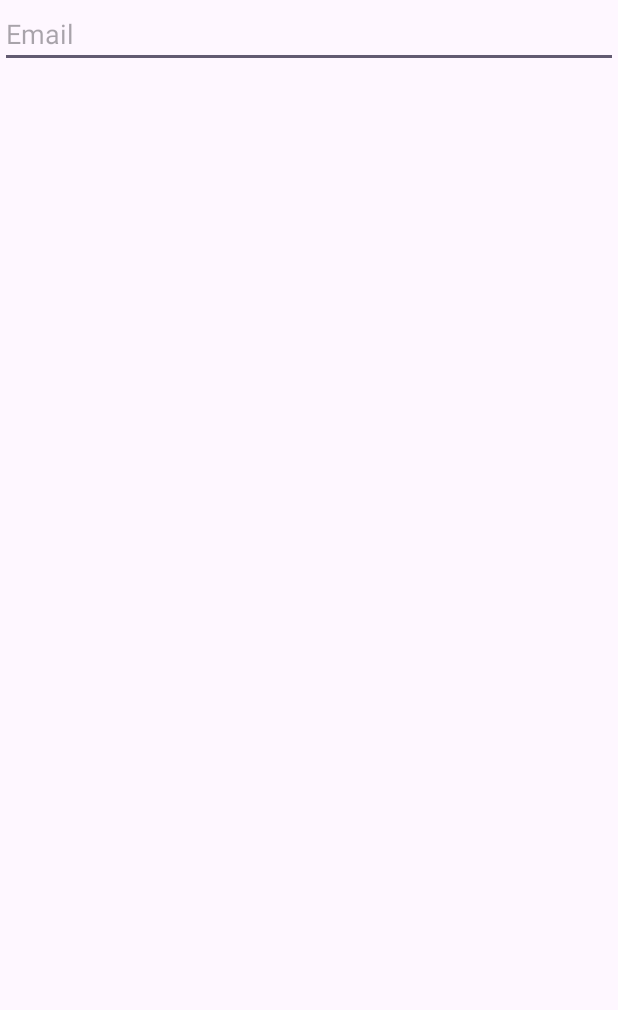
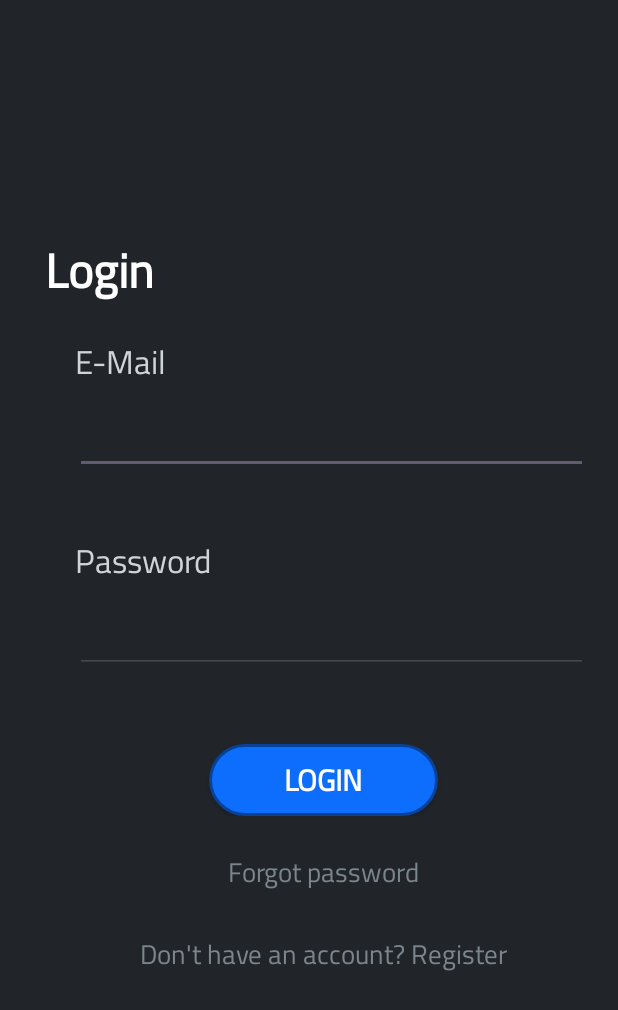
Before and after one commit to ChristianHosh/COMP438-Pharmalytic-Project, an Android app: the LoginActivity screen opened directly, with no data from a screen before it, on a phone screen of 412 x 824 dp. Before the commit the part shown is almost empty. Shown: the top 1010 px of the screen. Run offline under Robolectric (Android 15) with nearby library versions, the phone set to English and light mode, and no system bars.

Commit message:
finished login UI

```diff
--- a/app/src/main/java/com/example/finalproject/RegisterActivity.java
+++ b/app/src/main/java/com/example/finalproject/RegisterActivity.java
@@ -1,6 +1,5 @@
 package com.example.finalproject;
 
-import android.app.Dialog;
 import android.os.Bundle;
 import android.widget.EditText;
 import android.widget.TextView;
@@ -130,7 +129,7 @@ public class RegisterActivity extends AppCompatActivity {
     private void getViews() {
         buttonSignUp = findViewById(R.id.btn_signup);
         editTextNameInput = findViewById(R.id.in_name);
-        editTextEmailInput = findViewById(R.id.in_email);
+        editTextEmailInput = findViewById(R.id.in_login_email);
         editTextPassInput = findViewById(R.id.in_password);
         editTextConfPassInput = findViewById(R.id.in_confirm_password);
         textViewLoginRedirect = findViewById(R.id.text_login_redirect);
--- a/app/src/main/res/layout/activity_login.xml
+++ b/app/src/main/res/layout/activity_login.xml
@@ -1,39 +1,143 @@
 <?xml version="1.0" encoding="utf-8"?>
 <androidx.appcompat.widget.LinearLayoutCompat xmlns:android="http://schemas.android.com/apk/res/android"
-    xmlns:app="http://schemas.android.com/apk/res-auto"
     xmlns:tools="http://schemas.android.com/tools"
     android:layout_width="match_parent"
     android:layout_height="match_parent"
+    android:background="@color/body_bg"
+    android:orientation="vertical"
+    android:paddingVertical="10dp"
+    android:paddingStart="30dp"
+    android:paddingEnd="10dp"
+
     tools:context=".LoginActivity">
-    <EditText
-        android:id="@+id/editTextEmail"
+
+    <androidx.appcompat.widget.LinearLayoutCompat
+        android:layout_marginTop="120dp"
         android:layout_width="match_parent"
         android:layout_height="wrap_content"
-        android:hint="Email"
-        android:inputType="textEmailAddress"
-        android:layout_marginBottom="16dp"/>
+        android:orientation="vertical">
+
+        <TextView
+            style="@style/text.h1"
+            android:layout_width="wrap_content"
+            android:layout_height="wrap_content"
+
+            android:layout_marginTop="20dp"
+
+            android:text="@string/login" />
+
+        <androidx.appcompat.widget.LinearLayoutCompat
+            android:layout_width="match_parent"
+            android:layout_height="wrap_content"
+            android:layout_marginTop="10dp"
+
+            android:orientation="vertical"
+            android:paddingStart="20dp"
+            android:paddingEnd="10dp">
+
+            <TextView
+                style="@style/text.form_label"
+                android:layout_width="wrap_content"
+                android:layout_height="wrap_content"
+
+                android:labelFor="@+id/in_login_email"
+                android:text="@string/reg_e_mail" />
 
             <EditText
-        android:id="@+id/editTextPassword"
+                android:id="@+id/in_login_email"
                 android:layout_width="match_parent"
                 android:layout_height="wrap_content"
-        android:hint="Password"
-        android:inputType="textPassword"
-        android:layout_marginBottom="24dp"/>
 
-    <Button
-        android:id="@+id/buttonLogin"
+                android:autofillHints="emailAddress"
+                android:fontFamily="@font/cairo"
+                android:inputType="textEmailAddress"
+
+                android:textColor="@color/text_secondary"
+                android:textSize="20sp" />
+
+            <TextView
+                android:id="@+id/error_msg_email"
+                style="@style/text.form_error"
+                android:layout_width="wrap_content"
+                android:layout_height="wrap_content" />
+
+        </androidx.appcompat.widget.LinearLayoutCompat>
+
+        <androidx.appcompat.widget.LinearLayoutCompat
             android:layout_width="match_parent"
             android:layout_height="wrap_content"
-        android:text="Log in" />
+            android:layout_marginTop="10dp"
+
+            android:orientation="vertical"
+            android:paddingStart="20dp"
+            android:paddingEnd="10dp">
 
             <TextView
-        android:id="@+id/textViewForgotPassword"
+                style="@style/text.form_label"
+                android:layout_width="wrap_content"
+                android:layout_height="wrap_content"
+
+                android:labelFor="@+id/in_password"
+                android:text="@string/reg_password" />
+
+            <EditText
+                android:id="@+id/in_password"
                 android:layout_width="match_parent"
                 android:layout_height="wrap_content"
-        android:layout_marginTop="16dp"
-        android:text="Forgot password?"
-        android:textAlignment="center" />
+                android:autofillHints="password"
+
+                android:fontFamily="@font/cairo"
+                android:inputType="textPassword"
+                android:maxWidth="480dp"
+
+                android:textColor="@color/text_secondary"
+                android:textSize="20sp" />
+
+            <TextView
+                android:id="@+id/error_msg_password"
+                style="@style/text.form_error"
+                android:layout_width="wrap_content"
+                android:layout_height="wrap_content" />
+
+        </androidx.appcompat.widget.LinearLayoutCompat>
+
+        <androidx.appcompat.widget.AppCompatButton
+            android:id="@+id/btn_login"
+            style="@style/button.primary"
+            android:layout_width="wrap_content"
+            android:layout_height="wrap_content"
+            android:layout_gravity="center"
+
+            android:layout_marginTop="20dp"
+
+            android:paddingHorizontal="50dp"
+            android:text="@string/login"
+            android:textSize="20sp" />
+
+    </androidx.appcompat.widget.LinearLayoutCompat>
+
+
+    <TextView
+        android:id="@+id/text_forget_pass_redirect"
+        style="@style/text.subtitle"
+        android:layout_width="wrap_content"
+        android:layout_height="wrap_content"
+        android:layout_gravity="center"
+        android:layout_marginTop="20dp"
+
+
+        android:text="@string/forgot_password" />
+
+    <TextView
+        android:id="@+id/text_register_redirect"
+        style="@style/text.subtitle"
+        android:layout_width="wrap_content"
+        android:layout_height="wrap_content"
+        android:layout_gravity="center"
+
+
+        android:layout_marginTop="20dp"
+        android:text="@string/don_t_have_an_account_register" />
 
 
 </androidx.appcompat.widget.LinearLayoutCompat>
--- a/app/src/main/res/layout/activity_register.xml
+++ b/app/src/main/res/layout/activity_register.xml
@@ -89,11 +89,11 @@
                         android:layout_width="wrap_content"
                         android:layout_height="wrap_content"
 
-                        android:labelFor="@+id/in_email"
+                        android:labelFor="@+id/in_login_email"
                         android:text="@string/reg_e_mail" />
 
                     <EditText
-                        android:id="@+id/in_email"
+                        android:id="@+id/in_login_email"
                         android:layout_width="match_parent"
                         android:layout_height="wrap_content"
 
--- a/app/src/main/res/values/strings.xml
+++ b/app/src/main/res/values/strings.xml
@@ -16,4 +16,7 @@
     <string name="are_you_sure">ARE YOU SURE?</string>
     <string name="yes">YES</string>
     <string name="no">NO</string>
+    <string name="login">Login</string>
+    <string name="forgot_password">Forgot password</string>
+    <string name="don_t_have_an_account_register">Don\'t have an account? Register</string>
 </resources>
--- a/app/src/main/res/values/styles.xml
+++ b/app/src/main/res/values/styles.xml
@@ -22,6 +22,11 @@
         <item name="android:textColor">@color/text_emphasis</item>
         <item name="android:textSize">24sp</item>
         <item name="android:textStyle">bold</item>
+    </style>
+
+    <style name="text.subtitle">
+        <item name="android:textColor">@color/text_tertiary</item>
+        <item name="android:textSize">18sp</item>
     </style>
 
     <style name="text.form_label">
@@ -59,4 +64,6 @@
     </style>
 
 
+
+
 </resources>
```
Lines whose indentation alone changed are shown as unchanged.
